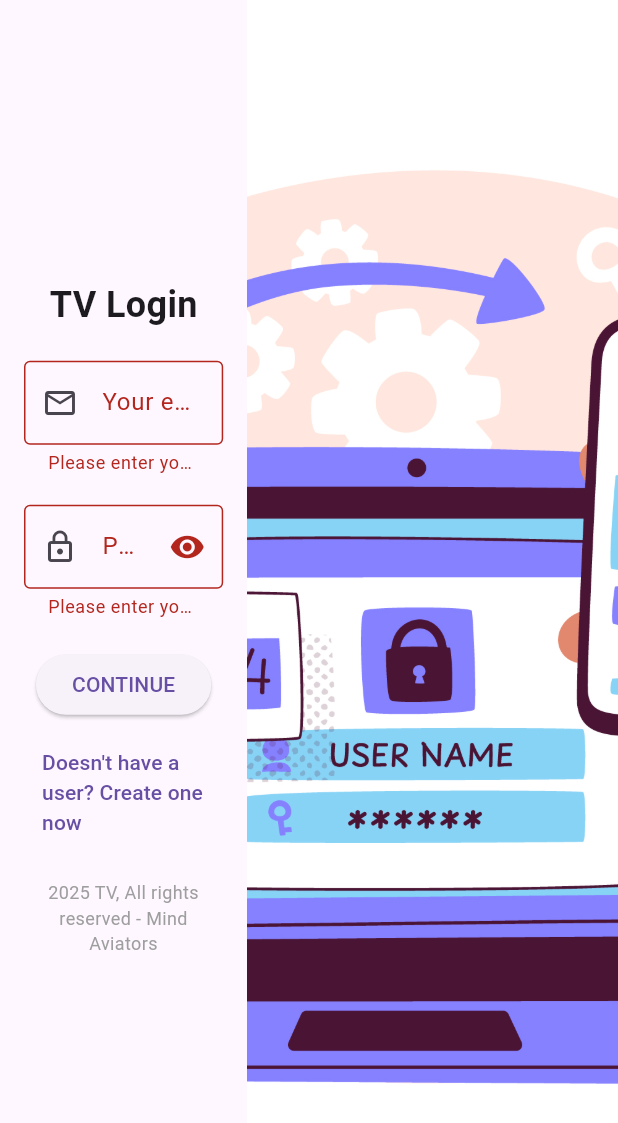
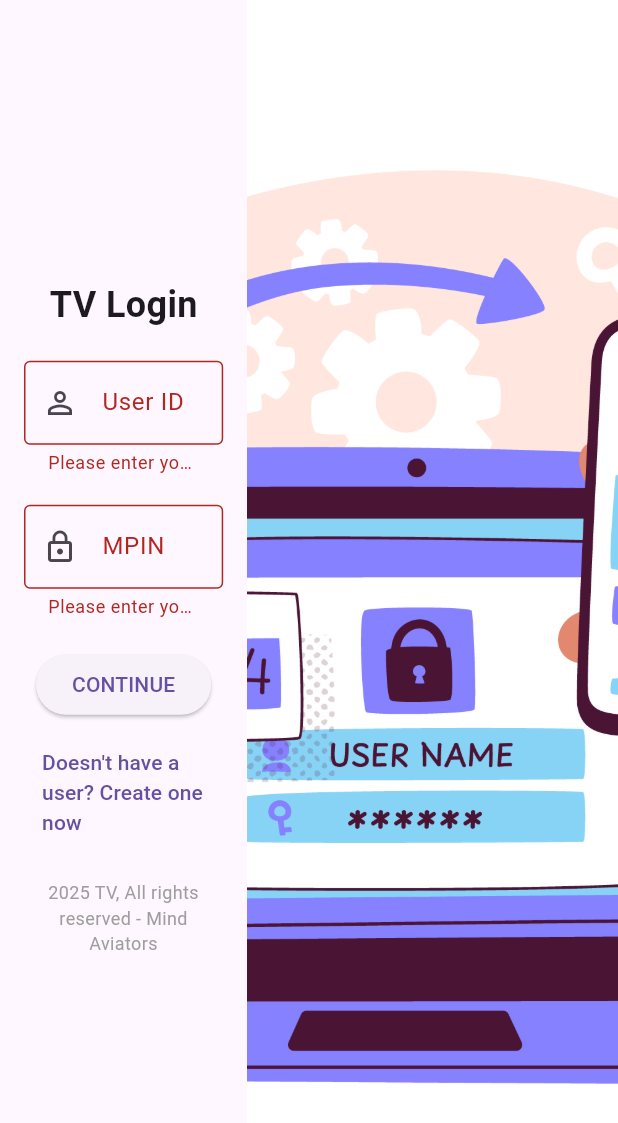
Before and after one commit to dragogalaxy03/mind_aviator, a Flutter app: the screen it shows after launch, after a tap on "CONTINUE", on a phone screen of 412 x 824 dp. Shown: the top 1123 px of the screen. Run offline on Flutter 3.47's test engine with Material 3 defaults, Android fonts, the phone set to English and light mode, and no system bars; our stand-ins replace carousel_slider, device_info_plus, shared_preferences; network calls fail.

Commit message:
Day 5 at LoQalAi or MindAviator

```diff
--- a/lib/Api Service/api_service.dart
+++ b/lib/Api Service/api_service.dart
@@ -2,6 +2,9 @@
 import 'package:flutter/material.dart';
 
 abstract class BaseApiServices {
+
+
+
   Future<dynamic> getGetApiResponse({
     required String url,
     dynamic headers,
--- a/lib/Constant/app_url.dart
+++ b/lib/Constant/app_url.dart
@@ -3,4 +3,5 @@ import 'package:tv/Constant/const_var.dart';
 class AppUrl{
   static var baseUrl = ConstVar.APP_URL;
   static var SETUP_DEVICE = '$baseUrl/setup-device';
+  static var LOGIN = '$baseUrl/login';
 }
--- a/lib/Login Screen/login_screen.dart
+++ b/lib/Login Screen/login_screen.dart
@@ -1,5 +1,12 @@
+import 'dart:convert';
 import 'package:flutter/material.dart';
+import 'package:http/http.dart' as http;
 import 'package:provider/provider.dart';
+import 'package:tv/Dashboard/Home_dashboard/tv_carousel_screen.dart';
+
+import '../Provider/auth_provider.dart';
+
+// Import the dashboard screen
 
 class LoginScreen extends StatefulWidget {
   @override
@@ -8,23 +15,23 @@ class LoginScreen extends StatefulWidget {
 
 class _LoginScreenState extends State<LoginScreen> {
   final _formKey = GlobalKey<FormState>();
-  bool _obscureText = true;
+  final TextEditingController _emailController = TextEditingController();
+  final TextEditingController _passwordController = TextEditingController();
 
   @override
   Widget build(BuildContext context) {
-    return Consumer(
-      builder: (BuildContext context, value, Widget? child) {
     return Scaffold(
-          body: SingleChildScrollView(  // ✅ Prevents Render Error
+      body: Consumer<AuthProvider>(
+        builder: (context, authProvider, child) {
+          return SingleChildScrollView(
             child: ConstrainedBox(
               constraints: BoxConstraints(
                 minHeight: MediaQuery.of(context).size.height,
               ),
-              child: IntrinsicHeight(  // ✅ Allows content to resize properly
+              child: IntrinsicHeight(
                 child: Row(
                   crossAxisAlignment: CrossAxisAlignment.stretch,
                   children: [
-                    // Left side - Login Form
                     Expanded(
                       flex: 2,
                       child: Padding(
@@ -34,59 +41,44 @@ class _LoginScreenState extends State<LoginScreen> {
                           child: Column(
                             mainAxisAlignment: MainAxisAlignment.center,
                             children: <Widget>[
-                              Text(
-                                'TV Login',
-                                style: TextStyle(fontSize: 24, fontWeight: FontWeight.bold),
+                              Text('TV Login', style: TextStyle(fontSize: 24, fontWeight: FontWeight.bold)),
+                              SizedBox(height: 20),
+                              TextFormField(
+                                controller: _emailController,
+                                decoration: InputDecoration(
+                                  prefixIcon: Icon(Icons.person_outline),
+                                  labelText: 'User ID',
+                                  border: OutlineInputBorder(),
+                                ),
+                                validator: (value) => value!.isEmpty ? 'Please enter your user ID' : null,
                               ),
                               SizedBox(height: 20),
                               TextFormField(
+                                controller: _passwordController,
+                                obscureText: true,
                                 decoration: InputDecoration(
-                                  prefixIcon: Icon(Icons.email_outlined),
-                                  labelText: 'Your email',
+                                  prefixIcon: Icon(Icons.lock_outline),
+                                  labelText: 'MPIN',
                                   border: OutlineInputBorder(),
                                 ),
-                                validator: (value) {
-                                  if (value == null || value.isEmpty) {
-                                    return 'Please enter your email';
-                                  }
-                                  return null;
-                                },
+                                validator: (value) => value!.isEmpty ? 'Please enter your MPIN' : null,
                               ),
                               SizedBox(height: 20),
-                              TextFormField(
-                                obscureText: _obscureText,
-                                decoration: InputDecoration(
-                                  prefixIcon: Icon(Icons.lock_outline),
-                                  labelText: 'Password',
-                                  border: OutlineInputBorder(),
-                                  suffixIcon: IconButton(
-                                    icon: Icon(
-                                      _obscureText ? Icons.visibility : Icons.visibility_off,
-                                    ),
-                                    onPressed: () {
-                                      setState(() {
-                                        _obscureText = !_obscureText;
-                                      });
-                                    },
-                                  ),
-                                ),
-                                validator: (value) {
-                                  if (value == null || value.isEmpty) {
-                                    return 'Please enter your password';
-                                  }
-                                  return null;
-                                },
-                              ),
-                              SizedBox(height: 20),
-                              ElevatedButton(
-                                onPressed: () {
+                              authProvider.isLoading
+                                  ? CircularProgressIndicator()
+                                  : ElevatedButton(
+                                onPressed: () async {
                                   if (_formKey.currentState!.validate()) {
+                                    authProvider.login(context, _emailController.text, _passwordController.text);
+                                      Navigator.pushReplacement(
+                                        context,
+                                        MaterialPageRoute(builder: (context) => TVCarouselSlider()),
+                                      );
                                       ScaffoldMessenger.of(context).showSnackBar(
-                                      SnackBar(content: Text('Processing data...')),
+                                        SnackBar(content: Text(authProvider.errorMessage ?? 'Login failed!')),
                                       );
                                     }
-                                },
-                                child: Text('CONTINUE'),
+                                  }, child: Text('CONTINUE'),
                               ),
                               SizedBox(height: 10),
                               TextButton(
@@ -104,7 +96,6 @@ class _LoginScreenState extends State<LoginScreen> {
                         ),
                       ),
                     ),
-                    // Right side - Image
                     Expanded(
                       flex: 3,
                       child: Container(
@@ -120,10 +111,9 @@ class _LoginScreenState extends State<LoginScreen> {
                 ),
               ),
             ),
-          ),
           );
         },
-
+      ),
     );
   }
 }
--- /dev/null
+++ b/lib/Provider/auth_provider.dart
@@ -0,0 +1,36 @@
+import 'dart:convert';
+import 'package:flutter/material.dart';
+import 'package:http/http.dart' as http;
+import 'package:shared_preferences/shared_preferences.dart';
+import 'package:tv/Constant/const_var.dart';
+import 'package:tv/Repository/repository.dart';
+
+
+class AuthProvider with ChangeNotifier {
+  bool _isLoading = false;
+  String? _errorMessage;
+  Repository _repository = Repository();
+  bool get isLoading => _isLoading;
+  String? get errorMessage => _errorMessage;
+
+  Future<void> login(BuildContext context, String userId, String mpin) async {
+    _isLoading = true;
+    notifyListeners();
+
+    final Map<String, dynamic> body = {
+      "user_id": userId,
+      "mpin": mpin,
+    };
+
+    try {
+      final response = await _repository.getLogin(context: context, body: jsonEncode(body));
+      print(response);
+      notifyListeners();
+    }catch(e){
+      print(e);
+    }
+    finally{
+      _isLoading = false;
+    }
+  }
+}
--- a/lib/Repository/repository.dart
+++ b/lib/Repository/repository.dart
@@ -1,9 +1,21 @@
+import 'package:flutter/material.dart';
+import 'package:tv/Api%20Service/Network/network-api.dart';
+import 'package:tv/Api%20Service/api_service.dart';
+import 'package:tv/Constant/app_url.dart';
+
 class Repository{
+  final BaseApiServices baseApiServices = NetworkApiServices();
+
+  Future<dynamic> getLogin({required BuildContext context, required dynamic body,}) async {
+    final respose = await baseApiServices.getPostApiResponse(url: AppUrl.LOGIN, context: context, request: body,);
+    return respose;
+  }
+
+
   getHeaders(){
      return{ "Content-Type": "application/json"};
   }
   getUrl(){
 
-
   }
 }
--- a/lib/main.dart
+++ b/lib/main.dart
@@ -1,33 +1,41 @@
 import 'package:flutter/material.dart';
+import 'package:provider/provider.dart';
 import 'package:shared_preferences/shared_preferences.dart';
-import 'package:tv/Dashboard/Home_dashboard/tv_carousel_screen.dart';
-import 'package:tv/Login%20Screen/login_screen.dart';
-import 'package:tv/Use%20Json/Json_Splash_Screen/json_splash_screen.dart';
 import 'package:tv/Use%20Json/Json_Splash_Screen/next_screen.dart';
-import 'Splash_Screen/splash_screen.dart';
+import 'Dashboard/Home_dashboard/tv_carousel_screen.dart';
+import 'Home Screen/home_screen.dart';
+import 'Login Screen/login_screen.dart';
+import 'Provider/auth_provider.dart';
 
 void main() async {
   WidgetsFlutterBinding.ensureInitialized();
   SharedPreferences prefs = await SharedPreferences.getInstance();
-  String? savedLogo = prefs.getString('user_logo') ?? 'images/mindaviator.png';
+  bool isLoggedIn = prefs.getBool('isLoggedIn') ?? false;
 
   runApp(
-
-      MyApp(savedLogo: savedLogo)
-
+    MultiProvider(
+      providers: [
+        ChangeNotifierProvider(create: (context) => AuthProvider()),
+      ],
+      child: MyApp(
+        startScreen: isLoggedIn ? TVCarouselSlider() : LoginScreen(),
+        savedLogo: 'images/mindaviator.png', // ✅ Correct usage
+      ),
+    ),
   );
 }
 
 class MyApp extends StatelessWidget {
-  final String savedLogo;
+  final String savedLogo; // ✅ Now it's properly initialized
+  final Widget startScreen; // ✅ Accepts a Widget for the initial screen
 
-  MyApp({required this.savedLogo});
+  MyApp({required this.startScreen, this.savedLogo = 'images/mindaviator.png'}); // ✅ Fixed constructor
 
   @override
   Widget build(BuildContext context) {
     return MaterialApp(
       debugShowCheckedModeBanner: false,
-      home: NextScreen(),
+      home: startScreen, // ✅ Uses startScreen as the initial screen
     );
   }
 }
```
Also changed, not shown: lib/Api Service/Network/network-api.dart (added, +62 -0 lines), lib/Home Screen/home_screen.dart (+16 -8 lines), lib/Repository/auth-repository.dart (added, +9 -0 lines), lib/Provider/api_provider.dart (deleted), 1 other file. Lines whose indentation alone changed are shown as unchanged.
